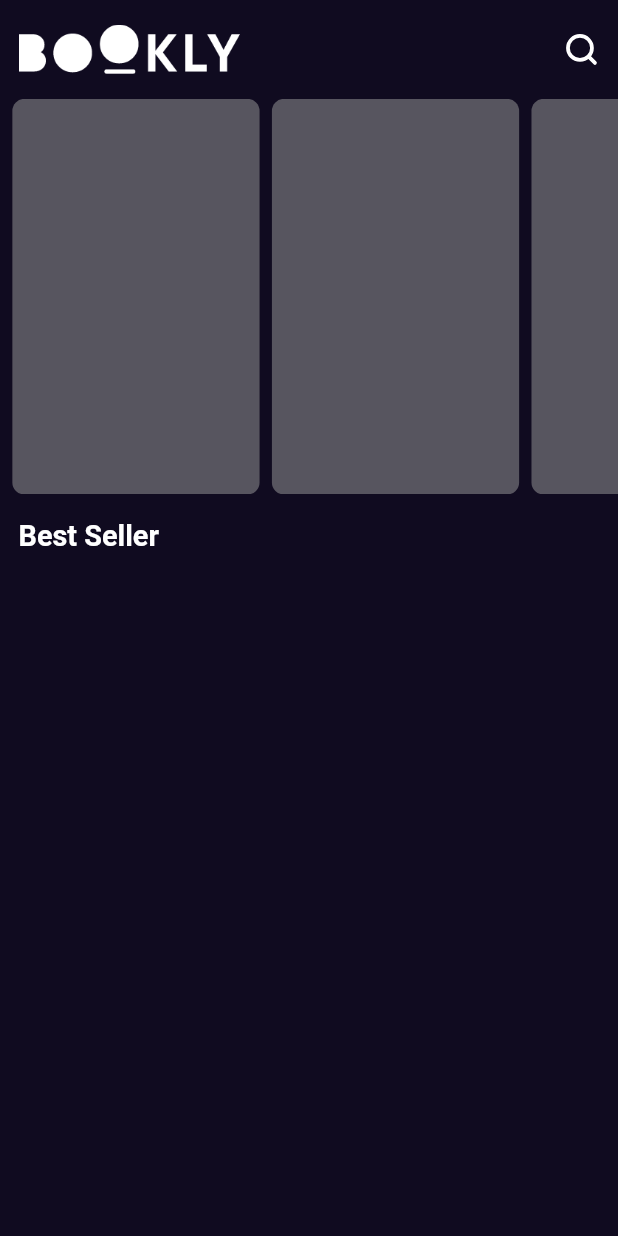
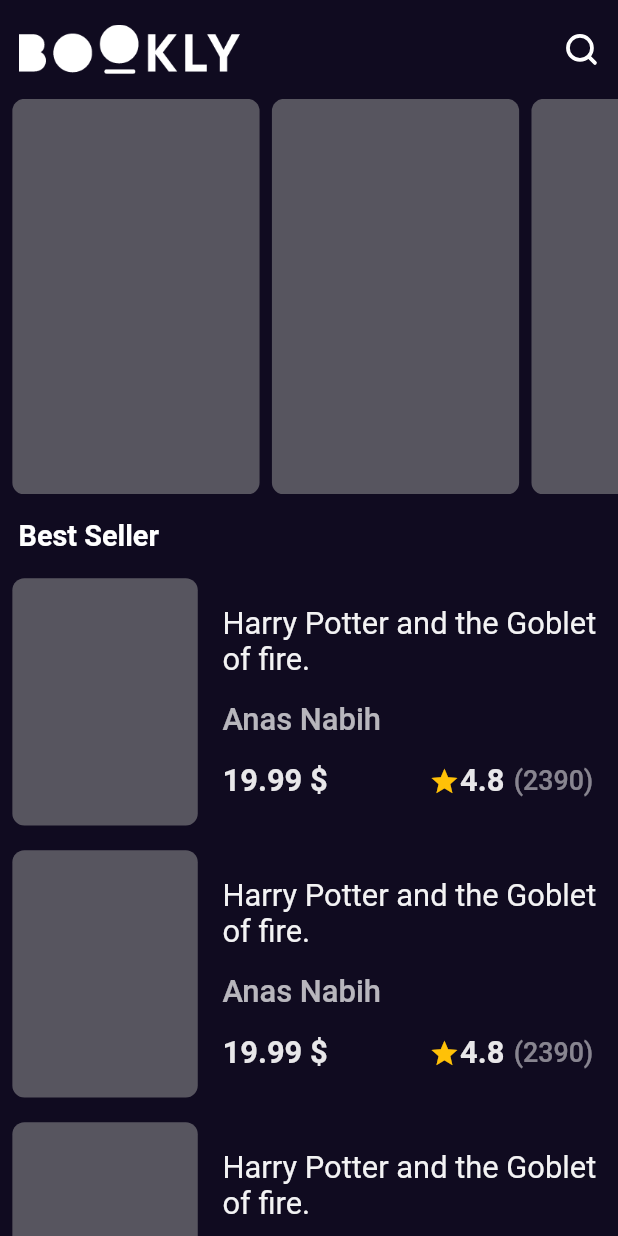
Before and after one commit to Anas-Nabih/Bookly, a Flutter app: the screen it shows after launch, on a phone screen of 412 x 824 dp. Run offline on Flutter 3.47's test engine with Material 2 defaults, Android fonts, the phone set to English and light mode, and no system bars; our stand-ins replace flutter_svg, get, sizer.

Commit message:
add best seller list

```diff
--- /dev/null
+++ b/lib/features/home/presentaion/views/widgets/best_seller_item.dart
@@ -0,0 +1,22 @@
+import 'package:bookly/features/home/presentaion/views/widgets/book_image.dart';
+import 'package:bookly/features/home/presentaion/views/widgets/book_info.dart';
+import 'package:flutter/material.dart';
+import 'package:sizer/sizer.dart';
+
+class BestSellerItem extends StatelessWidget {
+  const BestSellerItem({Key? key}) : super(key: key);
+
+  @override
+  Widget build(BuildContext context) {
+    return Padding(
+      padding:EdgeInsets.only(bottom: 2.h),
+      child: Row(
+        children: [
+          const BookImage(),
+          SizedBox(width: 4.w),
+          const BookInfo()
+        ],
+      ),
+    );
+  }
+}
--- /dev/null
+++ b/lib/features/home/presentaion/views/widgets/best_seller_list_view.dart
@@ -0,0 +1,15 @@
+import 'package:bookly/features/home/presentaion/views/widgets/best_seller_item.dart';
+import 'package:flutter/material.dart';
+
+class BestSellerListView extends StatelessWidget {
+  const BestSellerListView({Key? key}) : super(key: key);
+
+  @override
+  Widget build(BuildContext context) {
+    return Expanded(
+        child: ListView.builder(
+      itemCount: 8,
+      itemBuilder: (context, index) => BestSellerItem(),
+    ));
+  }
+}
--- /dev/null
+++ b/lib/features/home/presentaion/views/widgets/book_image.dart
@@ -0,0 +1,20 @@
+import 'package:flutter/material.dart';
+import 'package:sizer/sizer.dart';
+
+class BookImage extends StatelessWidget {
+  const BookImage({
+    Key? key,
+  }) : super(key: key);
+
+  @override
+  Widget build(BuildContext context) {
+    return Container(
+      height: 20.h,
+      width: 15.h,
+      margin: EdgeInsets.only(left: 2.w),
+      decoration: BoxDecoration(
+          color: Colors.grey.withOpacity(.5),
+          borderRadius: BorderRadius.circular(8)),
+    );
+  }
+}
--- /dev/null
+++ b/lib/features/home/presentaion/views/widgets/book_info.dart
@@ -0,0 +1,69 @@
+import 'package:flutter/material.dart';
+import 'package:sizer/sizer.dart';
+
+class BookInfo extends StatelessWidget {
+  const BookInfo({
+    Key? key,
+  }) : super(key: key);
+
+  @override
+  Widget build(BuildContext context) {
+    return Column(
+      mainAxisAlignment: MainAxisAlignment.start,
+      crossAxisAlignment: CrossAxisAlignment.start,
+      children: [
+        SizedBox(
+          width: 65.w,
+          child: Text(
+            "Harry Potter and the Goblet of fire.",
+            maxLines: 2,
+            style: TextStyle(
+                color: Colors.white.withOpacity(0.95),
+                fontSize: 15.sp,
+                fontWeight: FontWeight.w400),
+          ),
+        ),
+        SizedBox(height: 2.h),
+        Text(
+          "Anas Nabih",
+          style: TextStyle(
+              color: Colors.white.withOpacity(0.7),
+              fontSize: 15.sp,
+              fontWeight: FontWeight.w500),
+        ),
+        SizedBox(height: 2.h),
+        SizedBox(
+          width: 60.w,
+          child: Row(
+            children: [
+              Text(
+                "19.99 \$",
+                style: TextStyle(
+                    color: Colors.white.withOpacity(0.9),
+                    fontSize: 15.sp,
+                    fontWeight: FontWeight.w700),
+              ),
+              const Spacer(),
+              Icon(Icons.star, size: 2.5.h, color: Colors.amber),
+              Text(
+                "4.8",
+                style: TextStyle(
+                    color: Colors.white.withOpacity(0.9),
+                    fontSize: 15.sp,
+                    fontWeight: FontWeight.w700),
+              ),
+              SizedBox(width: 1.5.w),
+              Text(
+                "(2390)",
+                style: TextStyle(
+                    color: Colors.white.withOpacity(0.5),
+                    fontSize: 13.sp,
+                    fontWeight: FontWeight.w500),
+              ),
+            ],
+          ),
+        )
+      ],
+    );
+  }
+}
--- a/lib/features/home/presentaion/views/widgets/home_view_body.dart
+++ b/lib/features/home/presentaion/views/widgets/home_view_body.dart
@@ -1,4 +1,6 @@
 import 'package:bookly/core/constants.dart';
+import 'package:bookly/features/home/presentaion/views/widgets/best_seller_item.dart';
+import 'package:bookly/features/home/presentaion/views/widgets/best_seller_list_view.dart';
 import 'package:bookly/features/home/presentaion/views/widgets/custom_app_bar.dart';
 import 'package:bookly/features/home/presentaion/views/widgets/featured_book_list_view.dart';
 import 'package:bookly/features/home/presentaion/views/widgets/featured_book_item.dart';
@@ -16,7 +18,9 @@ class HomeViewBody extends StatelessWidget {
       children: [
         CustomAppBar(),
         FeaturedBooksListView(),
-        TextHeadline()
+        TextHeadline(),
+        BestSellerListView(),
+
       ],
     );
   }
--- a/lib/main.dart
+++ b/lib/main.dart
@@ -19,7 +19,7 @@ class BooklyApp extends StatelessWidget {
         debugShowCheckedModeBanner: false,
         title: Const.appName,
         theme: ThemeData.dark()
-            .copyWith(scaffoldBackgroundColor: MColors.kScaffoldBGColor),
+            .copyWith(useMaterial3: true,scaffoldBackgroundColor: MColors.kScaffoldBGColor),
 
         home: const SplashView(),
       ),
```
Also changed, not shown: pubspec.lock.
